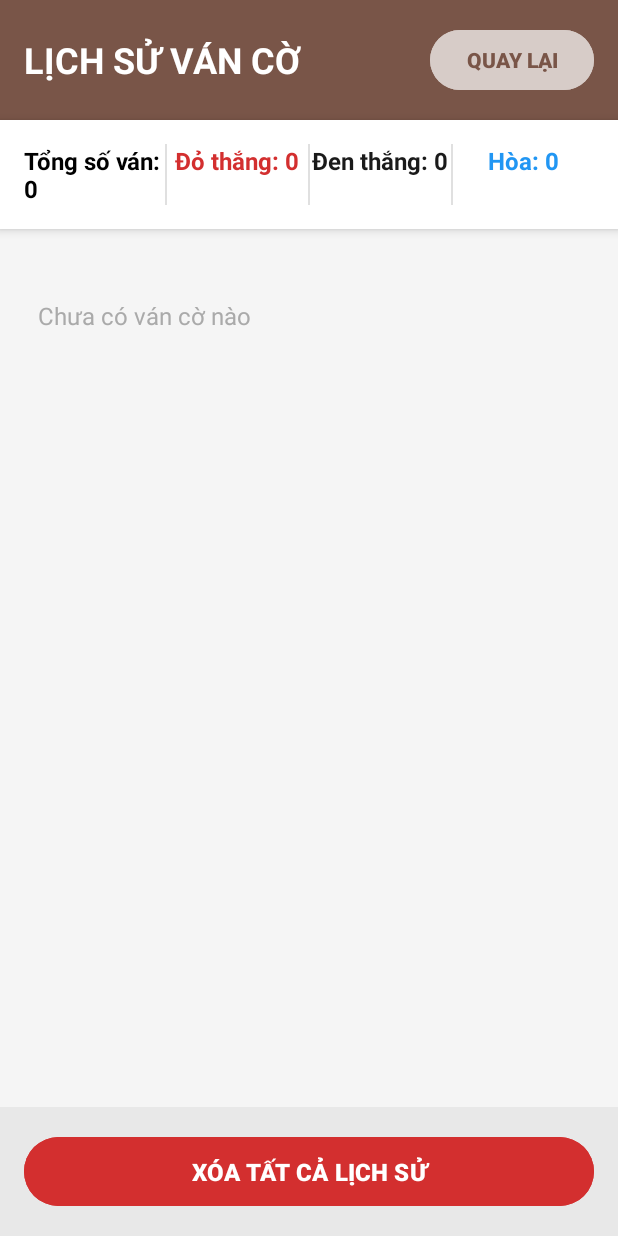
After one commit to vuquang2k50612-pixel/DoAnCoTuong, an Android app: the HistoryActivity screen opened directly, with no data from a screen before it, on a phone screen of 412 x 824 dp. The commit adds this screen. Run offline under Robolectric (Android 15) with nearby library versions, the light colour scheme and no system bars.

Commit message:
Cập nhật chức năng lịch sử

```diff
--- a/app/src/main/AndroidManifest.xml
+++ b/app/src/main/AndroidManifest.xml
@@ -25,6 +25,10 @@
             android:name=".MainActivity"
             android:exported="false" />
 
+        <activity
+            android:name=".HistoryActivity"
+            android:exported="false" />
+
     </application>
 
 </manifest>
--- a/app/src/main/java/com/example/doancotuong/ChessBoardView.java
+++ b/app/src/main/java/com/example/doancotuong/ChessBoardView.java
@@ -24,7 +24,7 @@ public class ChessBoardView extends View {
     private boolean isGameOver = false;
     private boolean isRedTurn = true;
     private boolean isFlipped = false;
-    private int moveCount = 0;
+    public int moveCount = 0;
 
     private boolean isCoUpMode = false;
 
--- /dev/null
+++ b/app/src/main/java/com/example/doancotuong/GameRecordManager.java
@@ -0,0 +1,102 @@
+package com.example.doancotuong;
+
+import android.content.Context;
+import java.io.*;
+import java.util.ArrayList;
+import java.util.Collections;
+import java.util.List;
+
+public class GameRecordManager {
+    private static final String FILE_NAME = "game_records.dat";
+    private Context context;
+
+    public GameRecordManager(Context context) {
+        this.context = context;
+    }
+
+    public void saveGameRecord(GameRecord record) {
+        try {
+            List<GameRecord> records = loadAllRecords();
+            records.add(0, record); // Add at the beginning (newest first)
+            saveAllRecords(records);
+        } catch (Exception e) {
+            e.printStackTrace();
+        }
+    }
+
+    public List<GameRecord> loadAllRecords() {
+        try {
+            File file = new File(context.getFilesDir(), FILE_NAME);
+            if (!file.exists()) {
+                return new ArrayList<>();
+            }
+
+            FileInputStream fis = context.openFileInput(FILE_NAME);
+            ObjectInputStream ois = new ObjectInputStream(fis);
+            List<GameRecord> records = (List<GameRecord>) ois.readObject();
+            ois.close();
+            fis.close();
+            return records != null ? records : new ArrayList<>();
+        } catch (Exception e) {
+            e.printStackTrace();
+            return new ArrayList<>();
+        }
+    }
+
+    private void saveAllRecords(List<GameRecord> records) {
+        try {
+            FileOutputStream fos = context.openFileOutput(FILE_NAME, Context.MODE_PRIVATE);
+            ObjectOutputStream oos = new ObjectOutputStream(fos);
+            oos.writeObject(records);
+            oos.close();
+            fos.close();
+        } catch (Exception e) {
+            e.printStackTrace();
+        }
+    }
+
+    public void clearAllRecords() {
+        try {
+            File file = new File(context.getFilesDir(), FILE_NAME);
+            if (file.exists()) {
+                file.delete();
+            }
+        } catch (Exception e) {
+            e.printStackTrace();
+        }
+    }
+
+    public int getTotalGames() {
+        return loadAllRecords().size();
+    }
+
+    public int getWinCount(String player) {
+        int count = 0;
+        for (GameRecord record : loadAllRecords()) {
+            if (record.getWinner().equals(player)) {
+                count++;
+            }
+        }
+        return count;
+    }
+
+    public int getLossCount(String player) {
+        int count = 0;
+        for (GameRecord record : loadAllRecords()) {
+            if (player.equals(record.getLoser())) {
+                count++;
+            }
+        }
+        return count;
+    }
+
+    public int getDrawCount() {
+        int count = 0;
+        for (GameRecord record : loadAllRecords()) {
+            if (record.getLoser() == null) {
+                count++;
+            }
+        }
+        return count;
+    }
+}
--- /dev/null
+++ b/app/src/main/java/com/example/doancotuong/HistoryActivity.java
@@ -0,0 +1,121 @@
+package com.example.doancotuong;
+
+import android.os.Bundle;
+import android.widget.Button;
+import android.widget.LinearLayout;
+import android.widget.TextView;
+import androidx.appcompat.app.AlertDialog;
+import androidx.appcompat.app.AppCompatActivity;
+import java.util.List;
+
+public class HistoryActivity extends AppCompatActivity {
+    private GameRecordManager recordManager;
+    private LinearLayout historyContainer;
+    private TextView tvTotalGames, tvRedWins, tvBlackWins, tvDraws;
+
+    @Override
+    protected void onCreate(Bundle savedInstanceState) {
+        super.onCreate(savedInstanceState);
+        setContentView(R.layout.activity_history);
+
+        recordManager = new GameRecordManager(this);
+
+        tvTotalGames = findViewById(R.id.tvTotalGames);
+        tvRedWins = findViewById(R.id.tvRedWins);
+        tvBlackWins = findViewById(R.id.tvBlackWins);
+        tvDraws = findViewById(R.id.tvDraws);
+        historyContainer = findViewById(R.id.historyContainer);
+
+        Button btnClearHistory = findViewById(R.id.btnClearHistory);
+        Button btnBack = findViewById(R.id.btnBack);
+
+        btnClearHistory.setOnClickListener(v -> showClearConfirmDialog());
+        btnBack.setOnClickListener(v -> finish());
+
+        loadHistoryData();
+    }
+
+    private void loadHistoryData() {
+        List<GameRecord> records = recordManager.loadAllRecords();
+
+        // Update statistics
+        int totalGames = recordManager.getTotalGames();
+        int redWins = recordManager.getWinCount("ĐỎ");
+        int blackWins = recordManager.getWinCount("ĐEN");
+        int draws = recordManager.getDrawCount();
+
+        tvTotalGames.setText("Tổng số ván: " + totalGames);
+        tvRedWins.setText("Đỏ thắng: " + redWins);
+        tvBlackWins.setText("Đen thắng: " + blackWins);
+        tvDraws.setText("Hòa: " + draws);
+
+        // Clear previous history items
+        historyContainer.removeAllViews();
+
+        // Add history items
+        if (records.isEmpty()) {
+            TextView emptyView = new TextView(this);
+            emptyView.setText("Chưa có ván cờ nào");
+            emptyView.setTextSize(16);
+            emptyView.setTextColor(getColor(android.R.color.darker_gray));
+            emptyView.setPadding(20, 40, 20, 40);
+            historyContainer.addView(emptyView);
+        } else {
+            for (int i = 0; i < records.size(); i++) {
+                GameRecord record = records.get(i);
+                historyContainer.addView(createHistoryItemView(record, i + 1));
+            }
+        }
+    }
+
+    private android.view.View createHistoryItemView(GameRecord record, int index) {
+        LinearLayout itemLayout = new LinearLayout(this);
+        itemLayout.setOrientation(LinearLayout.VERTICAL);
+        itemLayout.setPadding(16, 16, 16, 16);
+        itemLayout.setBackgroundColor(getColor(android.R.color.white));
+
+        // Add bottom border with margin
+        LinearLayout.LayoutParams params = new LinearLayout.LayoutParams(
+                LinearLayout.LayoutParams.MATCH_PARENT,
+                LinearLayout.LayoutParams.WRAP_CONTENT
+        );
+        params.setMargins(0, 0, 0, 8);
+        itemLayout.setLayoutParams(params);
+
+        // Elevation for card effect
+        itemLayout.setElevation(4);
+
+        // Game info in main text
+        TextView tvInfo = new TextView(this);
+        String gameType = record.getGameTypeDisplay();
+        String moveCount = record.getTotalMoves() + " nước đi";
+        String result = record.getWinner() + " thắng";
+        tvInfo.setText(gameType + " | " + moveCount + " | " + result);
+        tvInfo.setTextSize(16);
+        tvInfo.setTextColor(0xFF5D4037); // Brown color instead of black
+        tvInfo.setTypeface(null, android.graphics.Typeface.BOLD);
+        itemLayout.addView(tvInfo);
+
+        // Date
+        TextView tvDate = new TextView(this);
+        tvDate.setText(record.getFormattedDate());
+        tvDate.setTextSize(12);
+        tvDate.setTextColor(0xFF8D6E63); // Lighter brown
+        tvDate.setPadding(0, 8, 0, 0);
+        itemLayout.addView(tvDate);
+
+        return itemLayout;
+    }
+
+    private void showClearConfirmDialog() {
+        new AlertDialog.Builder(this)
+                .setTitle("Xóa lịch sử")
+                .setMessage("Bạn có chắc chắn muốn xóa tất cả lịch sử ván cờ?")
+                .setPositiveButton("Xóa", (dialog, which) -> {
+                    recordManager.clearAllRecords();
+                    loadHistoryData();
+                })
+                .setNegativeButton("Hủy", null)
+                .show();
+    }
+}
--- a/app/src/main/java/com/example/doancotuong/MenuActivity.java
+++ b/app/src/main/java/com/example/doancotuong/MenuActivity.java
@@ -19,6 +19,7 @@ public class MenuActivity extends AppCompatActivity {
 
         ImageView btnCoTuong = findViewById(R.id.btnCoTuong);
         ImageView btnCoUp = findViewById(R.id.btnCoUp);
+        android.widget.Button btnHistory = findViewById(R.id.btnHistory);
 
         btnCoTuong.setOnClickListener(v -> {
             Intent intent = new Intent(MenuActivity.this, MainActivity.class);
@@ -31,5 +32,10 @@ public class MenuActivity extends AppCompatActivity {
             intent.putExtra("GAME_MODE", "UP");
             startActivity(intent);
         });
+
+        btnHistory.setOnClickListener(v -> {
+            Intent intent = new Intent(MenuActivity.this, HistoryActivity.class);
+            startActivity(intent);
+        });
     }
 }
--- /dev/null
+++ b/app/src/main/res/layout/activity_history.xml
@@ -0,0 +1,176 @@
+<?xml version="1.0" encoding="utf-8"?>
+<LinearLayout xmlns:android="http://schemas.android.com/apk/res/android"
+    android:layout_width="match_parent"
+    android:layout_height="match_parent"
+    android:orientation="vertical"
+    android:background="#D7CCC8">
+
+    <!-- Header -->
+    <LinearLayout
+        android:layout_width="match_parent"
+        android:layout_height="wrap_content"
+        android:orientation="vertical"
+        android:background="#795548"
+        android:padding="16dp">
+
+        <LinearLayout
+            android:layout_width="match_parent"
+            android:layout_height="wrap_content"
+            android:orientation="horizontal"
+            android:gravity="center_vertical">
+
+            <TextView
+                android:layout_width="0dp"
+                android:layout_height="wrap_content"
+                android:layout_weight="1"
+                android:text="LỊCH SỬ VÁN CỜ"
+                android:textColor="#FFFFFF"
+                android:textSize="24sp"
+                android:textStyle="bold" />
+
+            <Button
+                android:id="@+id/btnBack"
+                android:layout_width="wrap_content"
+                android:layout_height="wrap_content"
+                android:backgroundTint="#D7CCC8"
+                android:text="QUAY LẠI"
+                android:textColor="#795548"
+                android:textStyle="bold"
+                android:textSize="14sp" />
+        </LinearLayout>
+    </LinearLayout>
+
+    <!-- Statistics Section -->
+    <LinearLayout
+        android:layout_width="match_parent"
+        android:layout_height="wrap_content"
+        android:orientation="horizontal"
+        android:background="#FFFFFF"
+        android:padding="16dp"
+        android:elevation="4dp">
+
+        <LinearLayout
+            android:layout_width="0dp"
+            android:layout_height="wrap_content"
+            android:layout_weight="1"
+            android:orientation="vertical"
+            android:gravity="center">
+
+            <TextView
+                android:id="@+id/tvTotalGames"
+                android:layout_width="wrap_content"
+                android:layout_height="wrap_content"
+                android:text="Tổng số ván: 0"
+                android:textColor="#000000"
+                android:textSize="16sp"
+                android:textStyle="bold" />
+        </LinearLayout>
+
+        <View
+            android:layout_width="1dp"
+            android:layout_height="match_parent"
+            android:background="#E0E0E0" />
+
+        <LinearLayout
+            android:layout_width="0dp"
+            android:layout_height="wrap_content"
+            android:layout_weight="1"
+            android:orientation="vertical"
+            android:gravity="center">
+
+            <TextView
+                android:id="@+id/tvRedWins"
+                android:layout_width="wrap_content"
+                android:layout_height="wrap_content"
+                android:text="Đỏ thắng: 0"
+                android:textColor="#D32F2F"
+                android:textSize="16sp"
+                android:textStyle="bold" />
+        </LinearLayout>
+
+        <View
+            android:layout_width="1dp"
+            android:layout_height="match_parent"
+            android:background="#E0E0E0" />
+
+        <LinearLayout
+            android:layout_width="0dp"
+            android:layout_height="wrap_content"
+            android:layout_weight="1"
+            android:orientation="vertical"
+            android:gravity="center">
+
+            <TextView
+                android:id="@+id/tvBlackWins"
+                android:layout_width="wrap_content"
+                android:layout_height="wrap_content"
+                android:text="Đen thắng: 0"
+                android:textColor="#1A1A1A"
+                android:textSize="16sp"
+                android:textStyle="bold" />
+        </LinearLayout>
+
+        <View
+            android:layout_width="1dp"
+            android:layout_height="match_parent"
+            android:background="#E0E0E0" />
+
+        <LinearLayout
+            android:layout_width="0dp"
+            android:layout_height="wrap_content"
+            android:layout_weight="1"
+            android:orientation="vertical"
+            android:gravity="center">
+
+            <TextView
+                android:id="@+id/tvDraws"
+                android:layout_width="wrap_content"
+                android:layout_height="wrap_content"
+                android:text="Hòa: 0"
+                android:textColor="#2196F3"
+                android:textSize="16sp"
+                android:textStyle="bold" />
+        </LinearLayout>
+    </LinearLayout>
+
+    <!-- Separator -->
+    <View
+        android:layout_width="match_parent"
+        android:layout_height="8dp"
+        android:background="#F5F5F5" />
+
+    <!-- History List -->
+    <ScrollView
+        android:layout_width="match_parent"
+        android:layout_height="0dp"
+        android:layout_weight="1"
+        android:background="#F5F5F5">
+
+        <LinearLayout
+            android:id="@+id/historyContainer"
+            android:layout_width="match_parent"
+            android:layout_height="wrap_content"
+            android:orientation="vertical"
+            android:padding="12dp" />
+    </ScrollView>
+
+    <!-- Footer with Clear Button -->
+    <LinearLayout
+        android:layout_width="match_parent"
+        android:layout_height="wrap_content"
+        android:orientation="vertical"
+        android:background="#E8E8E8"
+        android:padding="16dp">
+
+        <Button
+            android:id="@+id/btnClearHistory"
+            android:layout_width="match_parent"
+            android:layout_height="wrap_content"
+            android:backgroundTint="#D32F2F"
+            android:text="XÓA TẤT CẢ LỊCH SỬ"
+            android:textColor="#FFFFFF"
+            android:textStyle="bold"
+            android:textSize="16sp"
+            android:padding="12dp" />
+    </LinearLayout>
+</LinearLayout>
--- a/app/src/main/res/layout/activity_main.xml
+++ b/app/src/main/res/layout/activity_main.xml
@@ -54,6 +54,7 @@
         android:backgroundTint="#795548"
         android:text="LỊCH SỬ"
         android:textColor="#FFFFFF"
+        android:visibility="gone"
         app:layout_constraintEnd_toEndOf="parent"
         app:layout_constraintTop_toTopOf="parent" />
 
```
Also changed, not shown: app/src/main/java/com/example/doancotuong/GameRecord.java (added, +77 -0 lines), app/src/main/java/com/example/doancotuong/MainActivity.java (+32 -1 lines), app/src/main/res/layout/activity_menu.xml (+18 -0 lines).
